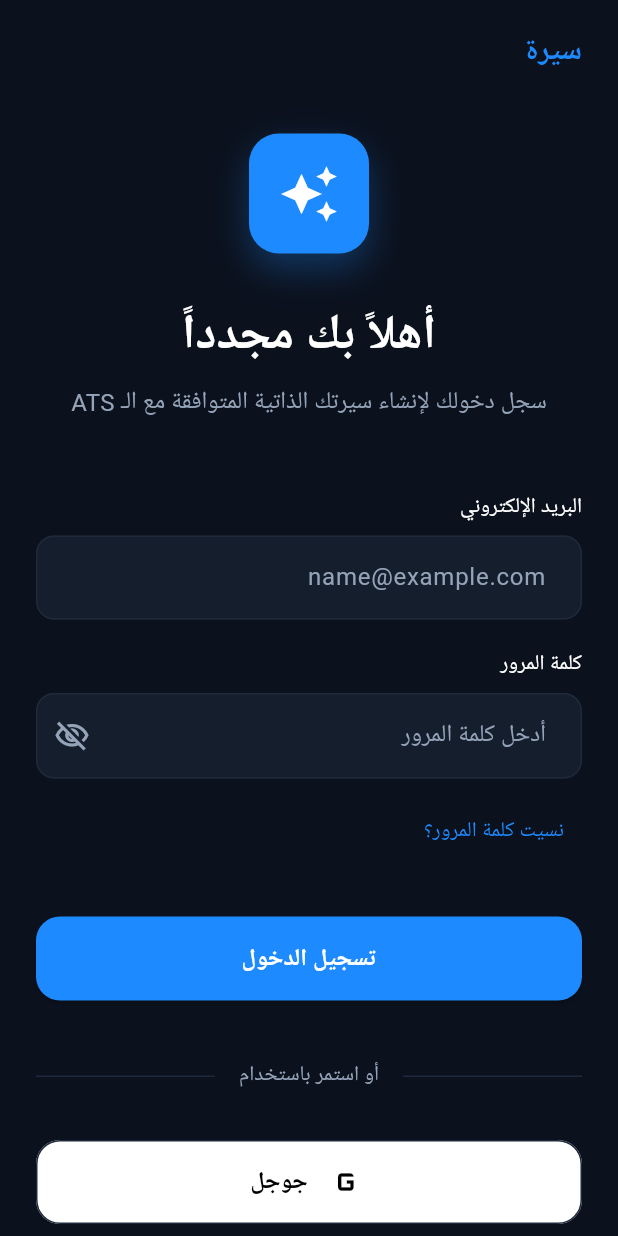
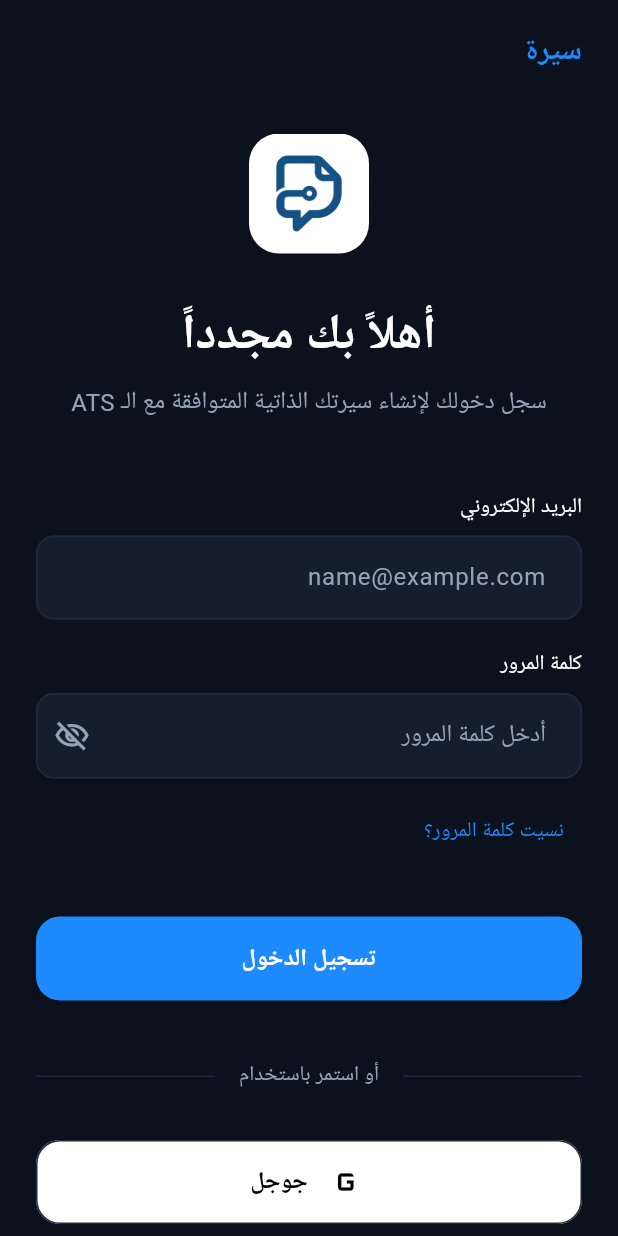
Before and after one commit to ibrahim22khaled/seera, a Flutter app: the LoginScreen screen opened by its route, on a phone screen of 412 x 824 dp. Run offline on Flutter 3.47's test engine with Material 3 defaults, Android fonts, the phone set to English and light mode, and no system bars; our stand-ins replace firebase_auth, firebase_core, flutter_bloc, flutter_tts, fluttertoast, google_generative_ai and 7 more; accounts and stored records are empty; Roboto replaces fonts that are missing (Cairo).

Commit message:
feat: Add initial app screens for splash, onboarding, login, and saved CVs, along with platform-specific launcher icons.

```diff
--- a/lib/features/auth/presentation/pages/login_screen.dart
+++ b/lib/features/auth/presentation/pages/login_screen.dart
@@ -119,24 +119,13 @@ class _LoginScreenState extends State<LoginScreen> {
                   ),
                 ),
                 const SizedBox(height: 40),
-                Container(
-                  width: 80,
-                  height: 80,
-                  decoration: BoxDecoration(
-                    color: AppTheme.primaryBlue,
-                    borderRadius: BorderRadius.circular(20),
-                    boxShadow: [
-                      BoxShadow(
-                        color: AppTheme.primaryBlue.withOpacity(0.3),
-                        blurRadius: 20,
-                        offset: const Offset(0, 10),
-                      ),
-                    ],
-                  ),
-                  child: const Icon(
-                    Icons.auto_awesome,
-                    color: Colors.white,
-                    size: 40,
+                ClipRRect(
+                  borderRadius: BorderRadius.circular(20),
+                  child: Image.asset(
+                    'assets/images/logo.png',
+                    width: 80,
+                    height: 80,
+                    fit: BoxFit.cover,
                   ),
                 ),
                 const SizedBox(height: 32),
--- a/lib/features/cv_builder/presentation/pages/saved_cvs_screen.dart
+++ b/lib/features/cv_builder/presentation/pages/saved_cvs_screen.dart
@@ -67,6 +67,10 @@ class _SavedCvsScreenState extends State<SavedCvsScreen> {
         //   icon: Icon(Icons.arrow_back_ios, color: textColor, size: 20),
         //   onPressed: () => Navigator.maybePop(context),
         // ),
+        leading: Padding(
+          padding: const EdgeInsets.all(12.0),
+          child: Image.asset('assets/images/logo.png'),
+        ),
         title: Text(
           loc.resumes, // "My Saved Resumes"
           style: TextStyle(color: textColor, fontWeight: FontWeight.bold),
```
Also changed, not shown: lib/features/onboarding/presentation/pages/onboarding_screen.dart (+7 -5 lines), lib/features/splash/presentation/pages/splash_screen.dart (+5 -4 lines), pubspec.yaml (+7 -0 lines), pubspec.lock, 28 other files.
